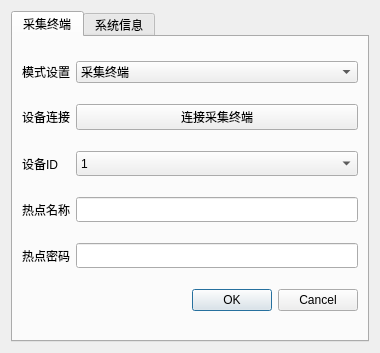
Above: dialogconf.ui from WirelessDataCollect/UpperMonitor before the change. Below: the same form after it.
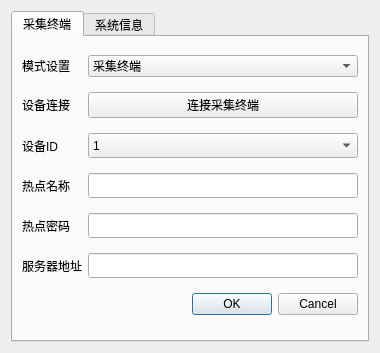
That is the form after the change.

Diff of the .ui file:
```diff
--- a/dialogconf.ui
+++ b/dialogconf.ui
@@ -24,20 +24,6 @@
        <string>采集终端</string>
       </attribute>
       <layout class="QGridLayout" name="gridLayout">
-       <item row="2" column="0">
-        <widget class="QLabel" name="label_9">
-         <property name="text">
-          <string>设备连接</string>
-         </property>
-        </widget>
-       </item>
-       <item row="3" column="0">
-        <widget class="QLabel" name="label">
-         <property name="text">
-          <string>设备ID</string>
-         </property>
-        </widget>
-       </item>
        <item row="0" column="0">
         <widget class="QLabel" name="label_10">
          <property name="text">
@@ -45,7 +31,28 @@
          </property>
         </widget>
        </item>
-       <item row="2" column="1" colspan="2">
+       <item row="0" column="1">
+        <widget class="QComboBox" name="comboBox_2">
+         <item>
+          <property name="text">
+           <string>采集终端</string>
+          </property>
+         </item>
+         <item>
+          <property name="text">
+           <string>同步时钟</string>
+          </property>
+         </item>
+        </widget>
+       </item>
+       <item row="1" column="0">
+        <widget class="QLabel" name="label_9">
+         <property name="text">
+          <string>设备连接</string>
+         </property>
+        </widget>
+       </item>
+       <item row="1" column="1">
         <widget class="QPushButton" name="pushButton_3">
          <property name="sizePolicy">
           <sizepolicy hsizetype="Preferred" vsizetype="Fixed">
@@ -64,47 +71,14 @@
          </property>
         </widget>
        </item>
-       <item row="6" column="2">
-        <widget class="QDialogButtonBox" name="buttonBox">
-         <property name="standardButtons">
-          <set>QDialogButtonBox::Cancel|QDialogButtonBox::Ok</set>
-         </property>
-        </widget>
-       </item>
-       <item row="5" column="0">
-        <widget class="QLabel" name="label_3">
+       <item row="2" column="0">
+        <widget class="QLabel" name="label">
          <property name="text">
-          <string>热点密码</string>
+          <string>设备ID</string>
          </property>
         </widget>
        </item>
-       <item row="5" column="1" colspan="2">
-        <widget class="QLineEdit" name="lineEdit_2">
-         <property name="minimumSize">
-          <size>
-           <width>0</width>
-           <height>25</height>
-          </size>
-         </property>
-        </widget>
-       </item>
-       <item row="4" column="1" colspan="2">
-        <widget class="QLineEdit" name="lineEdit">
-         <property name="sizePolicy">
-          <sizepolicy hsizetype="Expanding" vsizetype="Fixed">
-           <horstretch>0</horstretch>
-           <verstretch>0</verstretch>
-          </sizepolicy>
-         </property>
-         <property name="minimumSize">
-          <size>
-           <width>0</width>
-           <height>25</height>
-          </size>
-         </property>
-        </widget>
-       </item>
-       <item row="3" column="1" colspan="2">
+       <item row="2" column="1">
         <widget class="QComboBox" name="comboBox">
          <property name="minimumSize">
           <size>
@@ -139,25 +113,68 @@
          </item>
         </widget>
        </item>
-       <item row="4" column="0">
+       <item row="3" column="0">
         <widget class="QLabel" name="label_2">
          <property name="text">
           <string>热点名称</string>
          </property>
         </widget>
        </item>
-       <item row="0" column="1" colspan="2">
-        <widget class="QComboBox" name="comboBox_2">
-         <item>
-          <property name="text">
-           <string>采集终端</string>
-          </property>
-         </item>
-         <item>
-          <property name="text">
-           <string>同步时钟</string>
-          </property>
-         </item>
+       <item row="3" column="1">
+        <widget class="QLineEdit" name="lineEdit">
+         <property name="sizePolicy">
+          <sizepolicy hsizetype="Expanding" vsizetype="Fixed">
+           <horstretch>0</horstretch>
+           <verstretch>0</verstretch>
+          </sizepolicy>
+         </property>
+         <property name="minimumSize">
+          <size>
+           <width>0</width>
+           <height>25</height>
+          </size>
+         </property>
+        </widget>
+       </item>
+       <item row="4" column="0">
+        <widget class="QLabel" name="label_3">
+         <property name="text">
+          <string>热点密码</string>
+         </property>
+        </widget>
+       </item>
+       <item row="4" column="1">
+        <widget class="QLineEdit" name="lineEdit_2">
+         <property name="minimumSize">
+          <size>
+           <width>0</width>
+           <height>25</height>
+          </size>
+         </property>
+        </widget>
+       </item>
+       <item row="5" column="0">
+        <widget class="QLabel" name="label_11">
+         <property name="text">
+          <string>服务器地址</string>
+         </property>
+        </widget>
+       </item>
+       <item row="5" column="1">
+        <widget class="QLineEdit" name="lineEdit_3">
+         <property name="minimumSize">
+          <size>
+           <width>0</width>
+           <height>25</height>
+          </size>
+         </property>
+        </widget>
+       </item>
+       <item row="6" column="1">
+        <widget class="QDialogButtonBox" name="buttonBox">
+         <property name="standardButtons">
+          <set>QDialogButtonBox::Cancel|QDialogButtonBox::Ok</set>
+         </property>
         </widget>
        </item>
       </layout>
```
